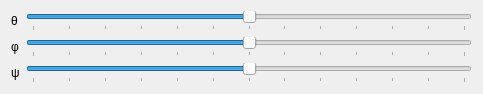
SasView/sasview, file src/sas/qtgui/Utilities/UI/OrientationViewerControllerUI.ui: the form before one commit.
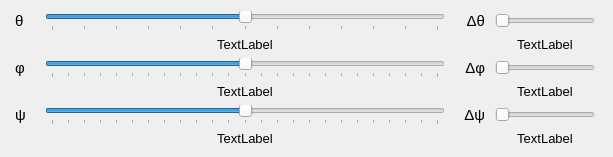
The form after the commit.

Commit message: 3D elements, more gui

Diff of the .ui file:
```diff
--- a/src/sas/qtgui/Utilities/UI/OrientationViewerControllerUI.ui
+++ b/src/sas/qtgui/Utilities/UI/OrientationViewerControllerUI.ui
@@ -6,12 +6,12 @@
    <rect>
     <x>0</x>
     <y>0</y>
-    <width>483</width>
-    <height>57</height>
+    <width>613</width>
+    <height>116</height>
    </rect>
   </property>
   <property name="sizePolicy">
-   <sizepolicy hsizetype="Minimum" vsizetype="Minimum">
+   <sizepolicy hsizetype="Expanding" vsizetype="Minimum">
     <horstretch>0</horstretch>
     <verstretch>0</verstretch>
    </sizepolicy>
@@ -19,16 +19,325 @@
   <property name="windowTitle">
    <string>Form</string>
   </property>
-  <layout class="QFormLayout" name="formLayout">
-   <item row="0" column="0">
-    <widget class="QLabel" name="thetaLabel">
+  <layout class="QGridLayout" name="gridLayout">
+   <item row="4" column="3">
+    <widget class="QSlider" name="deltaPsi">
+     <property name="sizePolicy">
+      <sizepolicy hsizetype="Minimum" vsizetype="Fixed">
+       <horstretch>0</horstretch>
+       <verstretch>0</verstretch>
+      </sizepolicy>
+     </property>
+     <property name="minimumSize">
+      <size>
+       <width>50</width>
+       <height>0</height>
+      </size>
+     </property>
+     <property name="maximumSize">
+      <size>
+       <width>100</width>
+       <height>16777215</height>
+      </size>
+     </property>
+     <property name="maximum">
+      <number>60</number>
+     </property>
+     <property name="orientation">
+      <enum>Qt::Horizontal</enum>
+     </property>
+    </widget>
+   </item>
+   <item row="2" column="3">
+    <widget class="QSlider" name="deltaPhi">
+     <property name="sizePolicy">
+      <sizepolicy hsizetype="Minimum" vsizetype="Fixed">
+       <horstretch>0</horstretch>
+       <verstretch>0</verstretch>
+      </sizepolicy>
+     </property>
+     <property name="minimumSize">
+      <size>
+       <width>50</width>
+       <height>0</height>
+      </size>
+     </property>
+     <property name="maximumSize">
+      <size>
+       <width>100</width>
+       <height>16777215</height>
+      </size>
+     </property>
+     <property name="maximum">
+      <number>60</number>
+     </property>
+     <property name="orientation">
+      <enum>Qt::Horizontal</enum>
+     </property>
+    </widget>
+   </item>
+   <item row="5" column="3">
+    <widget class="QLabel" name="deltaPsiNumber">
+     <property name="font">
+      <font>
+       <pointsize>10</pointsize>
+      </font>
+     </property>
      <property name="text">
-      <string>θ</string>
+      <string>TextLabel</string>
+     </property>
+     <property name="alignment">
+      <set>Qt::AlignCenter</set>
+     </property>
+    </widget>
+   </item>
+   <item row="3" column="1">
+    <widget class="QLabel" name="phiNumber">
+     <property name="font">
+      <font>
+       <pointsize>10</pointsize>
+      </font>
+     </property>
+     <property name="text">
+      <string>TextLabel</string>
+     </property>
+     <property name="alignment">
+      <set>Qt::AlignCenter</set>
+     </property>
+    </widget>
+   </item>
+   <item row="3" column="3">
+    <widget class="QLabel" name="deltaPhiNumber">
+     <property name="font">
+      <font>
+       <pointsize>10</pointsize>
+      </font>
+     </property>
+     <property name="text">
+      <string>TextLabel</string>
+     </property>
+     <property name="alignment">
+      <set>Qt::AlignCenter</set>
+     </property>
+    </widget>
+   </item>
+   <item row="5" column="1">
+    <widget class="QLabel" name="psiNumber">
+     <property name="font">
+      <font>
+       <pointsize>10</pointsize>
+      </font>
+     </property>
+     <property name="text">
+      <string>TextLabel</string>
+     </property>
+     <property name="alignment">
+      <set>Qt::AlignCenter</set>
+     </property>
+    </widget>
+   </item>
+   <item row="1" column="1">
+    <widget class="QLabel" name="thetaNumber">
+     <property name="font">
+      <font>
+       <pointsize>10</pointsize>
+      </font>
+     </property>
+     <property name="text">
+      <string>TextLabel</string>
+     </property>
+     <property name="alignment">
+      <set>Qt::AlignCenter</set>
+     </property>
+    </widget>
+   </item>
+   <item row="0" column="3">
+    <widget class="QSlider" name="deltaTheta">
+     <property name="sizePolicy">
+      <sizepolicy hsizetype="Minimum" vsizetype="Fixed">
+       <horstretch>0</horstretch>
+       <verstretch>0</verstretch>
+      </sizepolicy>
+     </property>
+     <property name="minimumSize">
+      <size>
+       <width>50</width>
+       <height>0</height>
+      </size>
+     </property>
+     <property name="maximumSize">
+      <size>
+       <width>100</width>
+       <height>16777215</height>
+      </size>
+     </property>
+     <property name="maximum">
+      <number>60</number>
+     </property>
+     <property name="orientation">
+      <enum>Qt::Horizontal</enum>
+     </property>
+    </widget>
+   </item>
+   <item row="1" column="3">
+    <widget class="QLabel" name="deltaThetaNumber">
+     <property name="font">
+      <font>
+       <pointsize>10</pointsize>
+      </font>
+     </property>
+     <property name="text">
+      <string>TextLabel</string>
+     </property>
+     <property name="alignment">
+      <set>Qt::AlignCenter</set>
+     </property>
+    </widget>
+   </item>
+   <item row="0" column="2">
+    <widget class="QLabel" name="deltaThetaLabel">
+     <property name="sizePolicy">
+      <sizepolicy hsizetype="Fixed" vsizetype="Preferred">
+       <horstretch>0</horstretch>
+       <verstretch>0</verstretch>
+      </sizepolicy>
+     </property>
+     <property name="minimumSize">
+      <size>
+       <width>30</width>
+       <height>0</height>
+      </size>
+     </property>
+     <property name="maximumSize">
+      <size>
+       <width>30</width>
+       <height>16777215</height>
+      </size>
+     </property>
+     <property name="font">
+      <font>
+       <pointsize>11</pointsize>
+      </font>
+     </property>
+     <property name="text">
+      <string>Δθ</string>
+     </property>
+     <property name="alignment">
+      <set>Qt::AlignRight|Qt::AlignTrailing|Qt::AlignVCenter</set>
+     </property>
+    </widget>
+   </item>
+   <item row="2" column="2">
+    <widget class="QLabel" name="deltaPhiLabel">
+     <property name="sizePolicy">
+      <sizepolicy hsizetype="Fixed" vsizetype="Preferred">
+       <horstretch>0</horstretch>
+       <verstretch>0</verstretch>
+      </sizepolicy>
+     </property>
+     <property name="minimumSize">
+      <size>
+       <width>30</width>
+       <height>0</height>
+      </size>
+     </property>
+     <property name="maximumSize">
+      <size>
+       <width>30</width>
+       <height>16777215</height>
+      </size>
+     </property>
+     <property name="font">
+      <font>
+       <pointsize>11</pointsize>
+      </font>
+     </property>
+     <property name="text">
+      <string>Δφ</string>
+     </property>
+     <property name="alignment">
+      <set>Qt::AlignRight|Qt::AlignTrailing|Qt::AlignVCenter</set>
+     </property>
+    </widget>
+   </item>
+   <item row="2" column="1">
+    <widget class="QSlider" name="phiSlider">
+     <property name="minimumSize">
+      <size>
+       <width>400</width>
+       <height>0</height>
+      </size>
+     </property>
+     <property name="maximumSize">
+      <size>
+       <width>400</width>
+       <height>16777215</height>
+      </size>
+     </property>
+     <property name="minimum">
+      <number>-180</number>
+     </property>
+     <property name="maximum">
+      <number>180</number>
+     </property>
+     <property name="pageStep">
+      <number>15</number>
+     </property>
+     <property name="orientation">
+      <enum>Qt::Horizontal</enum>
+     </property>
+     <property name="tickPosition">
+      <enum>QSlider::TicksBelow</enum>
+     </property>
+     <property name="tickInterval">
+      <number>15</number>
+     </property>
+    </widget>
+   </item>
+   <item row="4" column="0">
+    <widget class="QLabel" name="psiLabel">
+     <property name="sizePolicy">
+      <sizepolicy hsizetype="Fixed" vsizetype="Preferred">
+       <horstretch>0</horstretch>
+       <verstretch>0</verstretch>
+      </sizepolicy>
+     </property>
+     <property name="minimumSize">
+      <size>
+       <width>20</width>
+       <height>0</height>
+      </size>
+     </property>
+     <property name="maximumSize">
+      <size>
+       <width>20</width>
+       <height>16777215</height>
+      </size>
+     </property>
+     <property name="font">
+      <font>
+       <pointsize>11</pointsize>
+      </font>
+     </property>
+     <property name="text">
+      <string>ψ</string>
      </property>
     </widget>
    </item>
    <item row="0" column="1">
     <widget class="QSlider" name="thetaSlider">
+     <property name="minimumSize">
+      <size>
+       <width>400</width>
+       <height>0</height>
+      </size>
+     </property>
+     <property name="maximumSize">
+      <size>
+       <width>400</width>
+       <height>16777215</height>
+      </size>
+     </property>
      <property name="minimum">
       <number>-90</number>
      </property>
@@ -49,49 +358,58 @@
      </property>
     </widget>
    </item>
-   <item row="1" column="0">
+   <item row="2" column="0">
     <widget class="QLabel" name="phiLabel">
+     <property name="sizePolicy">
+      <sizepolicy hsizetype="Fixed" vsizetype="Preferred">
+       <horstretch>0</horstretch>
+       <verstretch>0</verstretch>
+      </sizepolicy>
+     </property>
+     <property name="minimumSize">
+      <size>
+       <width>20</width>
+       <height>0</height>
+      </size>
+     </property>
+     <property name="maximumSize">
+      <size>
+       <width>20</width>
+       <height>16777215</height>
+      </size>
+     </property>
+     <property name="font">
+      <font>
+       <pointsize>11</pointsize>
+      </font>
+     </property>
      <property name="text">
       <string>φ</string>
      </property>
     </widget>
    </item>
-   <item row="2" column="0">
-    <widget class="QLabel" name="psiLabel">
-     <property name="text">
-      <string>ψ</string>
-     </property>
-    </widget>
-   </item>
-   <item row="1" column="1">
-    <widget class="QSlider" name="phiSlider">
-     <property name="minimum">
-      <number>-90</number>
-     </property>
-     <property name="maximum">
-      <number>90</number>
-     </property>
-     <property name="pageStep">
-      <number>15</number>
-     </property>
-     <property name="orientation">
-      <enum>Qt::Horizontal</enum>
-     </property>
-     <property name="tickPosition">
-      <enum>QSlider::TicksBelow</enum>
-     </property>
-     <property name="tickInterval">
-      <number>15</number>
-     </property>
-    </widget>
-   </item>
-   <item row="2" column="1">
+   <item row="4" column="1">
     <widget class="QSlider" name="psiSlider">
+     <property name="minimumSize">
+      <size>
+       <width>400</width>
+       <height>0</height>
+      </size>
+     </property>
+     <property name="maximumSize">
+      <size>
+       <width>400</width>
+       <height>16777215</height>
+      </size>
+     </property>
      <property name="minimum">
-      <number>-90</number>
+      <number>-180</number>
      </property>
      <property name="maximum">
-      <number>90</number>
+      <number>180</number>
+     </property>
+     <property name="singleStep">
+      <number>1</number>
      </property>
      <property name="pageStep">
       <number>15</number>
@@ -107,6 +425,69 @@
      </property>
     </widget>
    </item>
+   <item row="4" column="2">
+    <widget class="QLabel" name="deltaPsiLabel">
+     <property name="sizePolicy">
+      <sizepolicy hsizetype="Fixed" vsizetype="Preferred">
+       <horstretch>0</horstretch>
+       <verstretch>0</verstretch>
+      </sizepolicy>
+     </property>
+     <property name="minimumSize">
+      <size>
+       <width>30</width>
+       <height>0</height>
+      </size>
+     </property>
+     <property name="maximumSize">
+      <size>
+       <width>30</width>
+       <height>16777215</height>
+      </size>
+     </property>
+     <property name="font">
+      <font>
+       <pointsize>11</pointsize>
+      </font>
+     </property>
+     <property name="text">
+      <string>Δψ</string>
+     </property>
+     <property name="alignment">
+      <set>Qt::AlignRight|Qt::AlignTrailing|Qt::AlignVCenter</set>
+     </property>
+    </widget>
+   </item>
+   <item row="0" column="0">
+    <widget class="QLabel" name="thetaLabel">
+     <property name="sizePolicy">
+      <sizepolicy hsizetype="Fixed" vsizetype="Preferred">
+       <horstretch>0</horstretch>
+       <verstretch>0</verstretch>
+      </sizepolicy>
+     </property>
+     <property name="minimumSize">
+      <size>
+       <width>20</width>
+       <height>0</height>
+      </size>
+     </property>
+     <property name="maximumSize">
+      <size>
+       <width>20</width>
+       <height>16777215</height>
+      </size>
+     </property>
+     <property name="font">
+      <font>
+       <pointsize>11</pointsize>
+      </font>
+     </property>
+     <property name="text">
+      <string>θ</string>
+     </property>
+    </widget>
+   </item>
   </layout>
  </widget>
  <resources/>
```
The commit also changes 2 other files.
